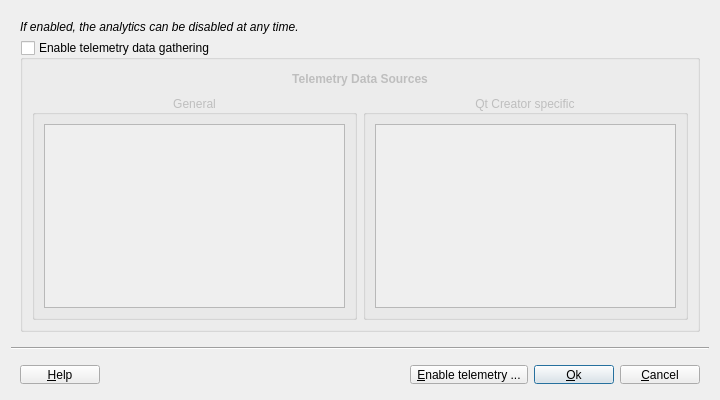
First picture: the form in src/controldialog.ui, repository orgads/ConnectedCreatorPlugin, before the edit.
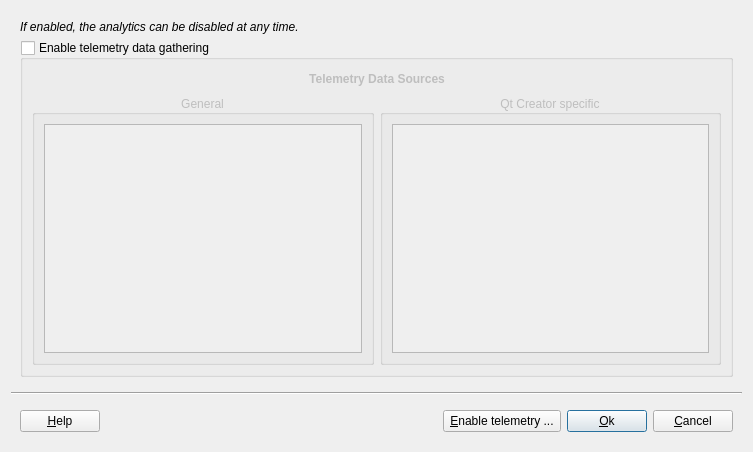
Second picture: the form after the edit. Icons and pictures are not drawn.

Commit message: More fixes for UI controls' minimal sizes in dialogs

Patch:
```diff
--- a/src/controldialog.ui
+++ b/src/controldialog.ui
@@ -6,8 +6,8 @@
    <rect>
     <x>0</x>
     <y>0</y>
-    <width>720</width>
-    <height>400</height>
+    <width>753</width>
+    <height>452</height>
    </rect>
   </property>
   <property name="windowTitle">
@@ -214,7 +214,7 @@
         <property name="minimumSize">
          <size>
           <width>0</width>
-          <height>19</height>
+          <height>22</height>
          </size>
         </property>
         <property name="text">
@@ -240,7 +240,7 @@
         <property name="minimumSize">
          <size>
           <width>0</width>
-          <height>19</height>
+          <height>22</height>
          </size>
         </property>
         <property name="text">
@@ -253,7 +253,7 @@
         <property name="minimumSize">
          <size>
           <width>0</width>
-          <height>19</height>
+          <height>22</height>
          </size>
         </property>
         <property name="text">
@@ -273,7 +273,7 @@
         <property name="minimumSize">
          <size>
           <width>0</width>
-          <height>19</height>
+          <height>22</height>
          </size>
         </property>
         <property name="text">
```
The commit also changes 1 other file.
